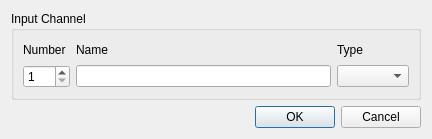
Old version of the form ui/src/inputchanneleditor.ui in the repository mcallegari/qlcplus.
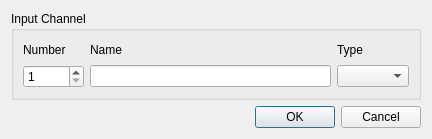
New version of the form.

Commit message: Changed maximum input channel number from 512 to 65535

```diff
--- a/ui/src/inputchanneleditor.ui
+++ b/ui/src/inputchanneleditor.ui
@@ -46,7 +46,7 @@
          <number>1</number>
         </property>
         <property name="maximum" >
-         <number>512</number>
+         <number>65535</number>
         </property>
        </widget>
       </item>
```
